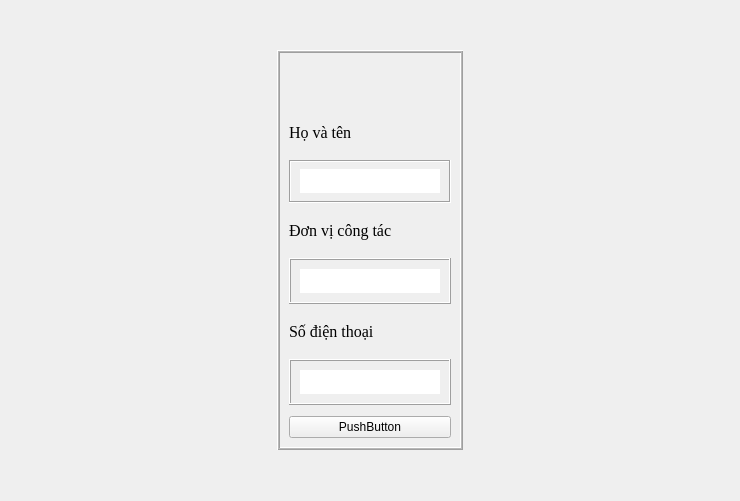
Old version of the form ui/profile.ui in the repository DTNS2905/App_quan_ly_python_qt_.
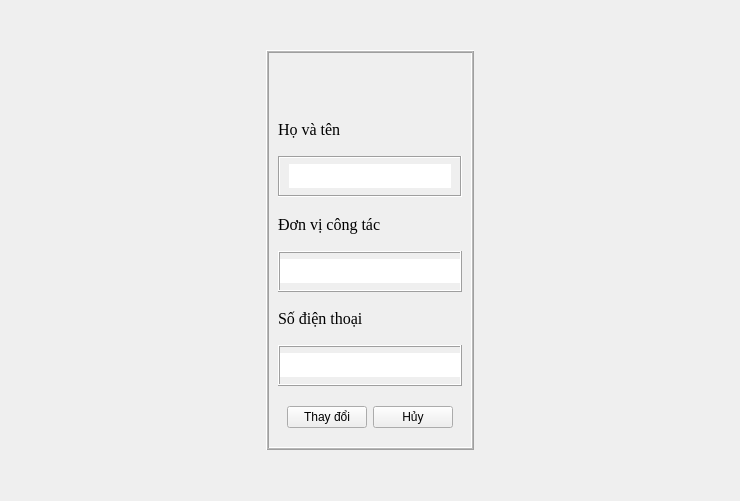
New version of the form. Icons and pictures are not drawn.

Diff of the .ui file:
```diff
--- a/ui/profile.ui
+++ b/ui/profile.ui
@@ -253,6 +253,21 @@
           <number>0</number>
          </property>
          <layout class="QVBoxLayout" name="verticalLayout_2">
+          <property name="spacing">
+           <number>0</number>
+          </property>
+          <property name="leftMargin">
+           <number>0</number>
+          </property>
+          <property name="topMargin">
+           <number>0</number>
+          </property>
+          <property name="rightMargin">
+           <number>0</number>
+          </property>
+          <property name="bottomMargin">
+           <number>0</number>
+          </property>
           <item>
            <widget class="QLineEdit" name="operative_unit_input">
             <property name="font">
@@ -291,6 +306,21 @@
           <enum>QFrame::Shadow::Raised</enum>
          </property>
          <layout class="QVBoxLayout" name="telephone_frame">
+          <property name="spacing">
+           <number>0</number>
+          </property>
+          <property name="leftMargin">
+           <number>0</number>
+          </property>
+          <property name="topMargin">
+           <number>0</number>
+          </property>
+          <property name="rightMargin">
+           <number>0</number>
+          </property>
+          <property name="bottomMargin">
+           <number>0</number>
+          </property>
           <item>
            <widget class="QLineEdit" name="telephone_input">
             <property name="font">
@@ -324,10 +354,29 @@
         </spacer>
        </item>
        <item>
-        <widget class="QPushButton" name="pushButton">
-         <property name="text">
-          <string>PushButton</string>
+        <widget class="QFrame" name="horizontalFrame">
+         <property name="minimumSize">
+          <size>
+           <width>25</width>
+           <height>25</height>
+          </size>
          </property>
+         <layout class="QHBoxLayout" name="horizontalLayout">
+          <item>
+           <widget class="QPushButton" name="change_profile_button">
+            <property name="text">
+             <string>Thay đổi</string>
+            </property>
+           </widget>
+          </item>
+          <item>
+           <widget class="QPushButton" name="cancel_profile_button">
+            <property name="text">
+             <string>Hủy</string>
+            </property>
+           </widget>
+          </item>
+         </layout>
         </widget>
        </item>
       </layout>
```
Left out of the diff: 26 changed lines with no effect on the pictures.
